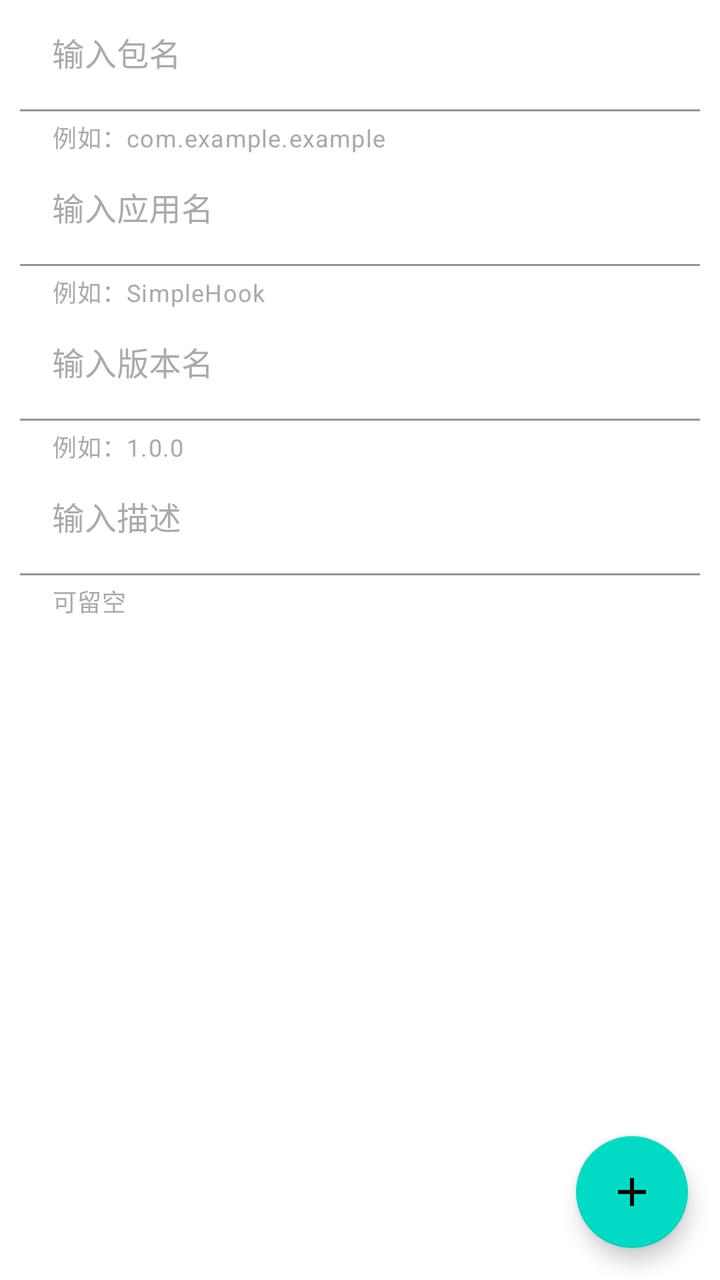
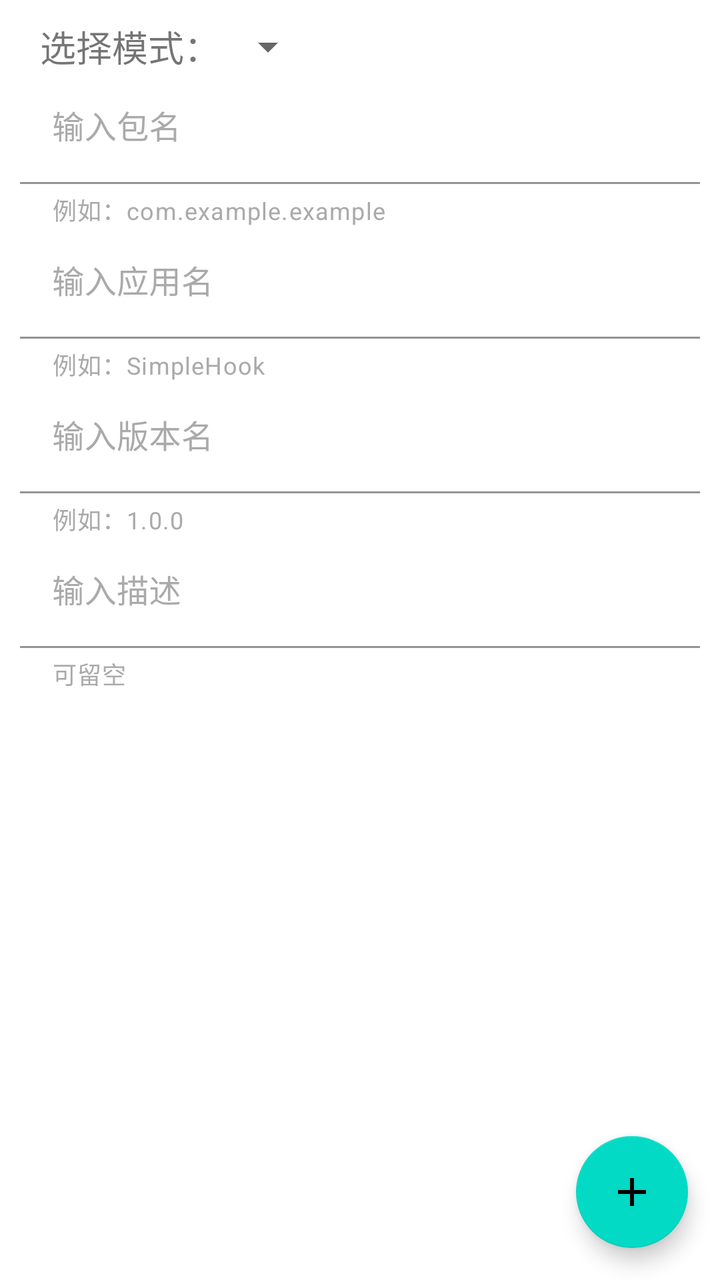

Two renders of the same Android screen: before a commit and after it. Below are the layout's source before the change and the commit's diff.
<!-- AndroidManifest.xml: application theme Theme.SimpleHook -->
<!-- res/layout/fragment_add.xml -->
<?xml version="1.0" encoding="utf-8"?>
<androidx.constraintlayout.widget.ConstraintLayout
    xmlns:android="http://schemas.android.com/apk/res/android"
    xmlns:app="http://schemas.android.com/apk/res-auto"
    xmlns:tools="http://schemas.android.com/tools"
    android:layout_width="match_parent"
    android:layout_height="match_parent"
    tools:context=".fragment.AddFragment"
    >

    <com.google.android.material.floatingactionbutton.FloatingActionButton
        android:id="@+id/add_method_config"
        android:layout_width="wrap_content"
        android:layout_height="wrap_content"
        android:layout_margin="16dp"
        android:clickable="true"
        android:contentDescription="@string/add_method_config"
        android:focusable="true"
        android:src="@drawable/ic_add_24"
        app:layout_constraintBottom_toBottomOf="parent"
        app:layout_constraintEnd_toEndOf="parent" />

    <ScrollView
    android:layout_width="match_parent"
    android:layout_height="match_parent"
    tools:context=".fragment.AddFragment"
    >
<androidx.constraintlayout.widget.ConstraintLayout
    android:layout_width="match_parent"
    android:layout_height="wrap_content"
    tools:context=".fragment.AddFragment"
    android:theme="@style/EditTextTheme">

    <TextView
        android:id="@+id/textView3"
        android:layout_width="wrap_content"
        android:layout_height="wrap_content"
        android:layout_marginStart="20dp"
        android:layout_marginTop="10dp"
        android:text="@string/mode_select"
        android:textSize="18sp"
        android:visibility="gone"
        app:layout_constraintStart_toStartOf="parent"
        app:layout_constraintTop_toTopOf="parent" />

    <Spinner
        android:id="@+id/mode_select_spinner"
        android:layout_width="0dp"
        android:layout_height="wrap_content"
        android:visibility="gone"
        app:layout_constraintBottom_toBottomOf="@+id/textView3"
        app:layout_constraintStart_toEndOf="@+id/textView3"
        app:layout_constraintTop_toTopOf="@+id/textView3" />

    <com.google.android.material.textfield.TextInputLayout
        android:id="@+id/application_edit"
        android:layout_width="match_parent"
        android:layout_height="wrap_content"
        android:visibility="gone"
        app:helperText="@string/application_input_helper"
        app:layout_constraintEnd_toEndOf="parent"
        app:layout_constraintStart_toStartOf="parent"
        app:layout_constraintTop_toBottomOf="@+id/textView3"
      >

        <com.google.android.material.textfield.TextInputEditText
            style="@style/add_edit_text_style"
            android:hint="@string/application_input_tip" />
    </com.google.android.material.textfield.TextInputLayout>

    <com.google.android.material.textfield.TextInputLayout
        android:id="@+id/textInputLayout"
        style="@style/add_text_input_layout_style"
        app:helperText="@string/package_input_helper"
        app:layout_constraintEnd_toEndOf="parent"
        app:layout_constraintStart_toStartOf="parent"
        app:layout_constraintTop_toBottomOf="@+id/application_edit">

        <com.google.android.material.textfield.TextInputEditText
            android:id="@+id/packageName_edit"
            style="@style/add_edit_text_style"
            android:hint="@string/package_input_tip" />
    </com.google.android.material.textfield.TextInputLayout>

    <com.google.android.material.textfield.TextInputLayout
        android:id="@+id/textInputLayout5"
        style="@style/add_text_input_layout_style"
        app:helperText="@string/app_name_input_helper"
        app:layout_constraintEnd_toEndOf="parent"
        app:layout_constraintStart_toStartOf="parent"
        app:layout_constraintTop_toBottomOf="@+id/textInputLayout">

        <com.google.android.material.textfield.TextInputEditText
            android:id="@+id/app_name_edit"
            style="@style/add_edit_text_style"
            android:hint="@string/app_name_input_tip" />
    </com.google.android.material.textfield.TextInputLayout>

    <com.google.android.material.textfield.TextInputLayout
        android:id="@+id/textInputLayout6"
        app:helperText="@string/version_input_helper"
        style="@style/add_text_input_layout_style"
        app:layout_constraintStart_toStartOf="parent"
        app:layout_constraintTop_toBottomOf="@+id/textInputLayout5">

        <com.google.android.material.textfield.TextInputEditText
            android:id="@+id/app_version_name_edit"
            style="@style/add_edit_text_style"
            android:hint="@string/version_input_tip"
            />
    </com.google.android.material.textfield.TextInputLayout>

    <com.google.android.material.textfield.TextInputLayout
        android:id="@+id/textInputLayout7"
        style="@style/add_text_input_layout_style"
        app:helperText="可留空"
        app:layout_constraintEnd_toEndOf="parent"
        app:layout_constraintStart_toStartOf="parent"
        app:layout_constraintTop_toBottomOf="@+id/textInputLayout6">

        <com.google.android.material.textfield.TextInputEditText
            android:id="@+id/desc_string_edit"
            style="@style/add_edit_text_style"
            android:hint="@string/description_input_tip" />
    </com.google.android.material.textfield.TextInputLayout>

    <androidx.recyclerview.widget.RecyclerView
        android:id="@+id/methodRV"
        android:layout_width="match_parent"
        android:layout_height="wrap_content"
        app:layout_constraintBottom_toBottomOf="parent"
        app:layout_constraintEnd_toEndOf="parent"
        app:layout_constraintStart_toStartOf="parent"
        app:layout_constraintTop_toBottomOf="@+id/textInputLayout7" />

</androidx.constraintlayout.widget.ConstraintLayout>

</ScrollView>

</androidx.constraintlayout.widget.ConstraintLayout>
<!-- resources referenced by this layout -->
<resources>
  <!-- drawable ic_add_24 (drawable) -->
  <vector android:height="24dp" android:tint="#FFFFFF"
      android:viewportHeight="24" android:viewportWidth="24"
      android:width="24dp" xmlns:android="http://schemas.android.com/apk/res/android">
      <path android:fillColor="@android:color/white" android:pathData="M19,13h-6v6h-2v-6H5v-2h6V5h2v6h6v2z"/>
  </vector>
  <string name="add_method_config">添加方法配置</string>
  <string name="app_name_input_helper">例如：SimpleHook</string>
  <string name="app_name_input_tip">输入应用名</string>
  <string name="application_input_helper">例如：com.example.MyApplication</string>
  <string name="application_input_tip">输入入口名</string>
  <string name="description_input_tip">输入描述</string>
  <string name="mode_select">选择模式：</string>
  <string name="package_input_helper">例如：com.example.example</string>
  <string name="package_input_tip">输入包名</string>
  <string name="version_input_helper">例如：1.0.0</string>
  <string name="version_input_tip">输入版本名</string>
  <style name="EditTextTheme" parent="Theme.SimpleHook">
          <item name="colorPrimary">@color/teal_200</item>
          <item name="android:editTextColor">@android:color/white</item>
          <item name="android:textColorHint">@color/teal_200</item>
      </style>
  <style name="add_edit_text_style">
          <item name="android:layout_width">match_parent</item>
          <item name="android:layout_height">wrap_content</item>
          <item name="android:background">@android:color/transparent</item>
      </style>
  <style name="add_text_input_layout_style">
          <item name="android:layout_marginStart">10dp</item>
          <item name="android:layout_marginEnd">10dp</item>
          <item name="android:layout_width">match_parent</item>
          <item name="android:layout_height">wrap_content</item>
          <item name="helperTextTextColor">@android:color/darker_gray</item>
          <item name="android:textColorHint">@android:color/darker_gray</item>
      </style>
  <style name="Theme.SimpleHook" parent="Theme.MaterialComponents.DayNight.NoActionBar">
          
          <item name="colorPrimary">@color/purple_200</item>
          <item name="colorPrimaryVariant">@color/purple_500</item>
          <item name="colorOnPrimary">@color/white</item>
          
          <item name="colorSecondary">@color/teal_200</item>
          <item name="colorSecondaryVariant">@color/teal_700</item>
          <item name="colorOnSecondary">@color/black</item>
          
          <item name="android:statusBarColor" tools:targetApi="l">?attr/colorPrimaryVariant</item>
          
      </style>
  <color name="teal_200">#FF03DAC5</color>
  <color name="purple_200">#FFBB86FC</color>
  <color name="purple_500">#FF6200EE</color>
  <color name="white">#FFFFFFFF</color>
  <color name="teal_700">#FF018786</color>
  <color name="black">#FF000000</color>
</resources>

<!-- the commit's change to res/layout/fragment_add.xml (unified diff, before → after) -->
@@ -39,7 +39,6 @@
         android:layout_marginTop="10dp"
         android:text="@string/mode_select"
         android:textSize="18sp"
-        android:visibility="gone"
         app:layout_constraintStart_toStartOf="parent"
         app:layout_constraintTop_toTopOf="parent" />
 
@@ -47,7 +46,6 @@
         android:id="@+id/mode_select_spinner"
         android:layout_width="0dp"
         android:layout_height="wrap_content"
-        android:visibility="gone"
         app:layout_constraintBottom_toBottomOf="@+id/textView3"
         app:layout_constraintStart_toEndOf="@+id/textView3"
         app:layout_constraintTop_toTopOf="@+id/textView3" />
